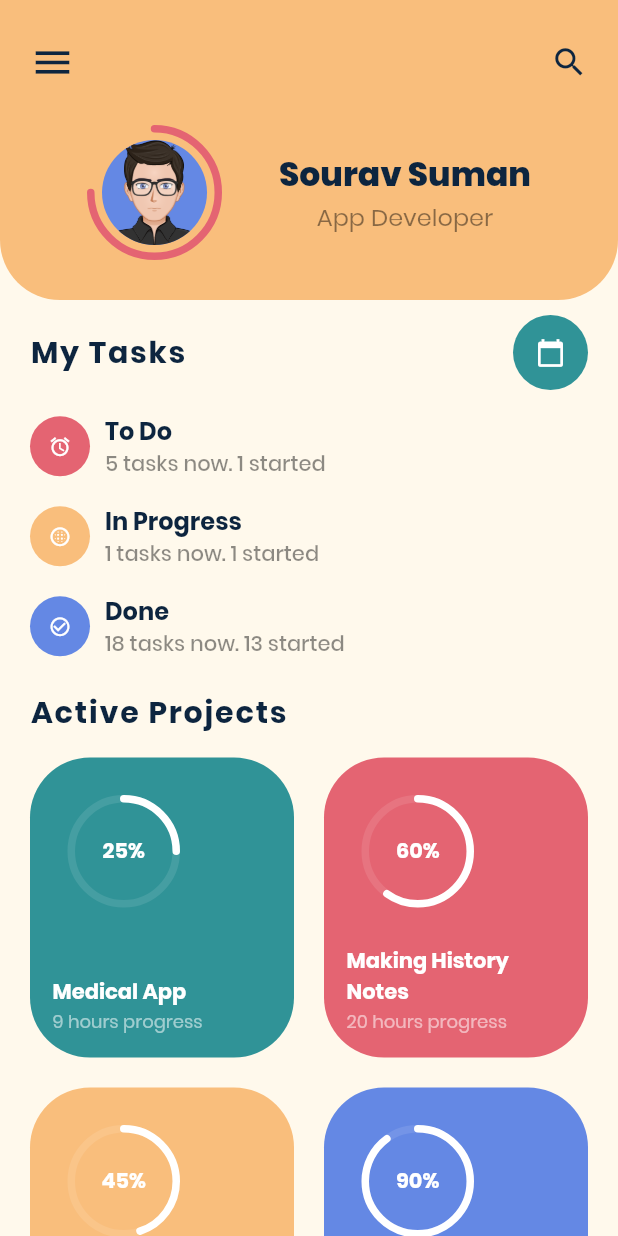
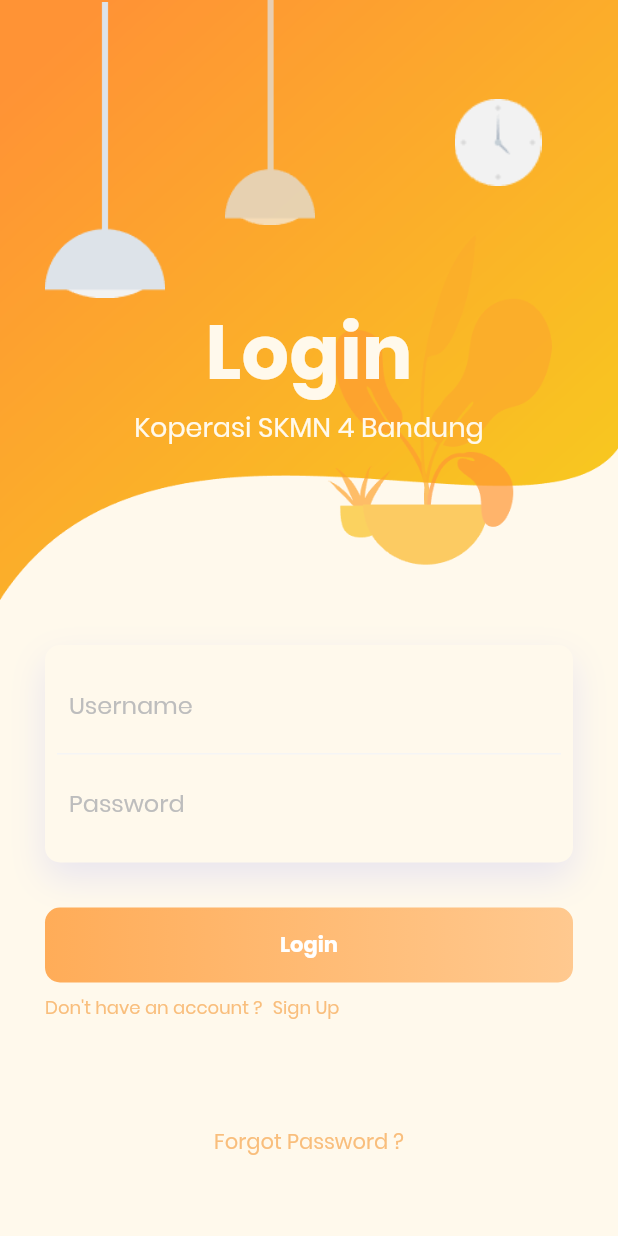
Before and after one commit to koperasi-rlp1/koperasi-mobileApp, a Flutter app: the screen it shows after launch, on a phone screen of 412 x 824 dp. Run offline on Flutter 3.47's test engine with Material 2 defaults, Android fonts, the phone set to English and light mode, and no system bars; drawn by our look-alikes of percent_indicator; our stand-ins replace simple_animations.

Commit message:
login page

```diff
--- /dev/null
+++ b/lib/animation/fade.dart
@@ -0,0 +1,32 @@
+import 'package:flutter/material.dart';
+import 'package:simple_animations/simple_animations.dart';
+
+class FadeAnimation extends StatelessWidget {
+  final double delay;
+  final Widget child;
+
+  FadeAnimation(this.delay, this.child);
+
+  @override
+  Widget build(BuildContext context) {
+    final tween = MultiTrackTween([
+      Track("opacity")
+          .add(Duration(milliseconds: 500), Tween(begin: 0.0, end: 1.0)),
+      Track("translateY").add(
+          Duration(milliseconds: 500), Tween(begin: -30.0, end: 0.0),
+          curve: Curves.easeOut)
+    ]);
+
+    return ControlledAnimation(
+      delay: Duration(milliseconds: (500 * delay).round()),
+      duration: tween.duration,
+      tween: tween,
+      child: child,
+      builderWithChild: (context, child, animation) => Opacity(
+        opacity: animation["opacity"],
+        child: Transform.translate(
+            offset: Offset(0, animation["translateY"]), child: child),
+      ),
+    );
+  }
+}
--- a/lib/main.dart
+++ b/lib/main.dart
@@ -1,5 +1,6 @@
 import 'package:flutter/material.dart';
 import 'package:flutter_task_planner_app/screens/home_page.dart';
+import 'package:flutter_task_planner_app/screens/sign_in.dart';
 import 'package:flutter_task_planner_app/theme/colors/light_colors.dart';
 import 'package:flutter/services.dart';
 
@@ -21,12 +22,11 @@ class MyApp extends StatelessWidget {
       theme: ThemeData(
         primarySwatch: Colors.blue,
         textTheme: Theme.of(context).textTheme.apply(
-              bodyColor: LightColors.kDarkBlue,
-              displayColor: LightColors.kDarkBlue,
-              fontFamily: 'Poppins'
-            ),
+            bodyColor: LightColors.kDarkBlue,
+            displayColor: LightColors.kDarkBlue,
+            fontFamily: 'Poppins'),
       ),
-      home: HomePage(),
+      home: SignInPage(),
       debugShowCheckedModeBanner: false,
     );
   }
--- /dev/null
+++ b/lib/screens/sign_in.dart
@@ -0,0 +1,227 @@
+import 'package:flutter/material.dart';
+import 'package:flutter/services.dart';
+import 'package:flutter_task_planner_app/animation/fade.dart';
+import 'package:flutter_task_planner_app/screens/home_page.dart';
+import 'package:flutter_task_planner_app/theme/colors/light_colors.dart';
+
+class SignInPage extends StatefulWidget {
+  SignInPage({Key key, this.title}) : super(key: key);
+
+  final String title;
+
+  @override
+  SignInPageView createState() => SignInPageView();
+}
+
+class SignInPageView extends State<SignInPage> {
+  @override
+  void initState() {
+    super.initState();
+    SystemChrome.setPreferredOrientations([
+      DeviceOrientation.portraitUp,
+      DeviceOrientation.portraitDown,
+    ]);
+  }
+
+  @override
+  Widget build(BuildContext context) {
+    return Scaffold(
+      resizeToAvoidBottomInset: false,
+      backgroundColor: LightColors.kLightYellow,
+      body: Container(
+        child: Column(
+          children: <Widget>[
+            Container(
+              height: 400,
+              decoration: BoxDecoration(
+                  image: DecorationImage(
+                      image: AssetImage('assets/images/background-4.png'),
+                      fit: BoxFit.fill)),
+              child: Stack(
+                children: <Widget>[
+                  Positioned(
+                      left: 30,
+                      width: 80,
+                      height: 200,
+                      child: FadeAnimation(
+                          1.5,
+                          Container(
+                            decoration: BoxDecoration(
+                                image: DecorationImage(
+                                    image: AssetImage(
+                                        'assets/images/light-1.png'))),
+                          ))),
+                  Positioned(
+                      left: 140,
+                      width: 80,
+                      height: 150,
+                      child: FadeAnimation(
+                          1.5,
+                          Container(
+                            decoration: BoxDecoration(
+                                image: DecorationImage(
+                                    image: AssetImage(
+                                        'assets/images/light-2.png'))),
+                          ))),
+                  Positioned(
+                      right: 40,
+                      top: 20,
+                      width: 80,
+                      height: 150,
+                      child: FadeAnimation(
+                          1.8,
+                          Container(
+                            decoration: BoxDecoration(
+                                image: DecorationImage(
+                                    image:
+                                        AssetImage('assets/images/clock.png'))),
+                          ))),
+                  Positioned(
+                      child: FadeAnimation(
+                          1.2,
+                          Container(
+                            margin: EdgeInsets.only(top: 70),
+                            child: Center(
+                              child: Text(
+                                "Login",
+                                style: TextStyle(
+                                    color: LightColors.kLightYellow,
+                                    fontSize: 50,
+                                    fontWeight: FontWeight.bold),
+                              ),
+                            ),
+                          ))),
+                  Positioned(
+                      child: FadeAnimation(
+                          1.3,
+                          Container(
+                            margin: EdgeInsets.only(top: 170),
+                            child: Center(
+                              child: Text(
+                                "Koperasi SKMN 4 Bandung",
+                                style: TextStyle(
+                                    color:
+                                        LightColors.kLightYellow.withOpacity(1),
+                                    fontSize: 18,
+                                    fontWeight: FontWeight.normal),
+                              ),
+                            ),
+                          )))
+                ],
+              ),
+            ),
+            Padding(
+              padding: EdgeInsets.all(30),
+              child: Column(children: <Widget>[
+                FadeAnimation(
+                    1.3,
+                    Container(
+                      padding: EdgeInsets.all(8),
+                      decoration: BoxDecoration(
+                          color: LightColors.kLightYellow,
+                          borderRadius: BorderRadius.circular(10),
+                          boxShadow: [
+                            BoxShadow(
+                                color: Color.fromRGBO(143, 148, 251, .2),
+                                blurRadius: 20.0,
+                                offset: Offset(0, 10))
+                          ]),
+                      child: Column(
+                        children: <Widget>[
+                          Container(
+                            padding: EdgeInsets.all(8.0),
+                            decoration: BoxDecoration(
+                                border: Border(
+                                    bottom:
+                                        BorderSide(color: Colors.grey[100]))),
+                            child: TextField(
+                              decoration: InputDecoration(
+                                  border: InputBorder.none,
+                                  hintText: "Username",
+                                  hintStyle:
+                                      TextStyle(color: Colors.grey[400])),
+                            ),
+                          ),
+                          Container(
+                            padding: EdgeInsets.all(8.0),
+                            child: TextField(
+                              obscureText: true,
+                              enableSuggestions: false,
+                              autocorrect: false,
+                              decoration: InputDecoration(
+                                  border: InputBorder.none,
+                                  hintText: "Password",
+                                  hintStyle:
+                                      TextStyle(color: Colors.grey[400])),
+                            ),
+                          )
+                        ],
+                      ),
+                    )),
+                SizedBox(height: 30),
+                FadeAnimation(
+                    1.3,
+                    GestureDetector(
+                        child: Container(
+                            height: 50,
+                            decoration: BoxDecoration(
+                                borderRadius: BorderRadius.circular(10),
+                                gradient: LinearGradient(colors: [
+                                  Color.fromRGBO(255, 153, 51, .8),
+                                  Color.fromRGBO(255, 153, 51, .5)
+                                ])),
+                            child: Center(
+                              child: Text(
+                                'Login',
+                                style: TextStyle(
+                                    color: Colors.white,
+                                    fontWeight: FontWeight.bold),
+                              ),
+                            )),
+                        onTap: () {
+                          Navigator.push(
+                            context,
+                            MaterialPageRoute(builder: (context) => HomePage()),
+                          );
+                        })),
+                SizedBox(
+                  height: 8,
+                ),
+                Center(
+                    child: Row(children: <Widget>[
+                  Text("Don't have an account ?",
+                      style: TextStyle(
+                          fontSize: 12, color: LightColors.kDarkYellow)),
+                  SizedBox(
+                    width: 7,
+                  ),
+                  Text(
+                    'Sign Up',
+                    style:
+                        TextStyle(fontSize: 12, color: LightColors.kDarkYellow),
+                  )
+                ])),
+                SizedBox(height: 70),
+                Text(
+                  "Forgot Password ?",
+                  style: TextStyle(color: LightColors.kDarkYellow),
+                )
+              ]),
+            )
+          ],
+        ),
+      ),
+    );
+  }
+
+  @override
+  dispose() {
+    SystemChrome.setPreferredOrientations([
+      DeviceOrientation.landscapeRight,
+      DeviceOrientation.landscapeLeft,
+      DeviceOrientation.portraitUp,
+      DeviceOrientation.portraitDown,
+    ]);
+    super.dispose();
+  }
+}
--- a/pubspec.yaml
+++ b/pubspec.yaml
@@ -11,6 +11,7 @@ dependencies:
     sdk: flutter
   cupertino_icons: ^0.1.2
   percent_indicator: ^2.1.3
+  simple_animations: ^1.3.3
 
 dev_dependencies:
   flutter_test:
```
Also changed, not shown: assets/images/background-2.png (added), assets/images/background-3.png (added), assets/images/background-4.png (added), assets/images/background.png (added), assets/images/clock.png (added), assets/images/light-1.png (added), assets/images/light-2.png (added), pubspec.lock.
